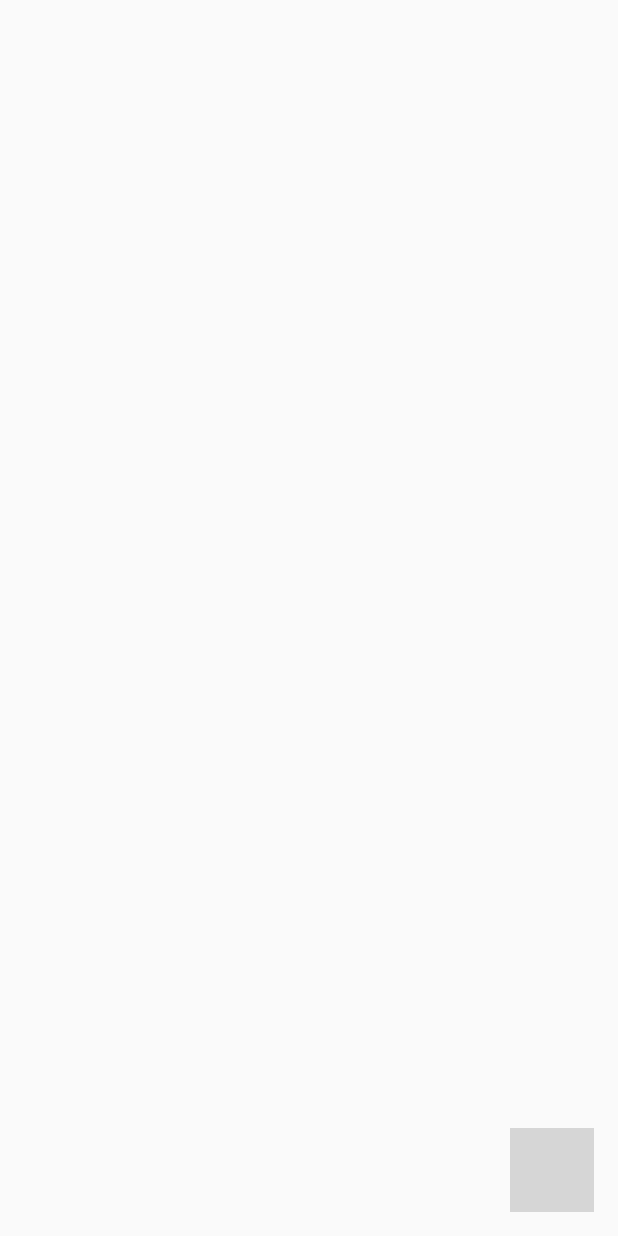
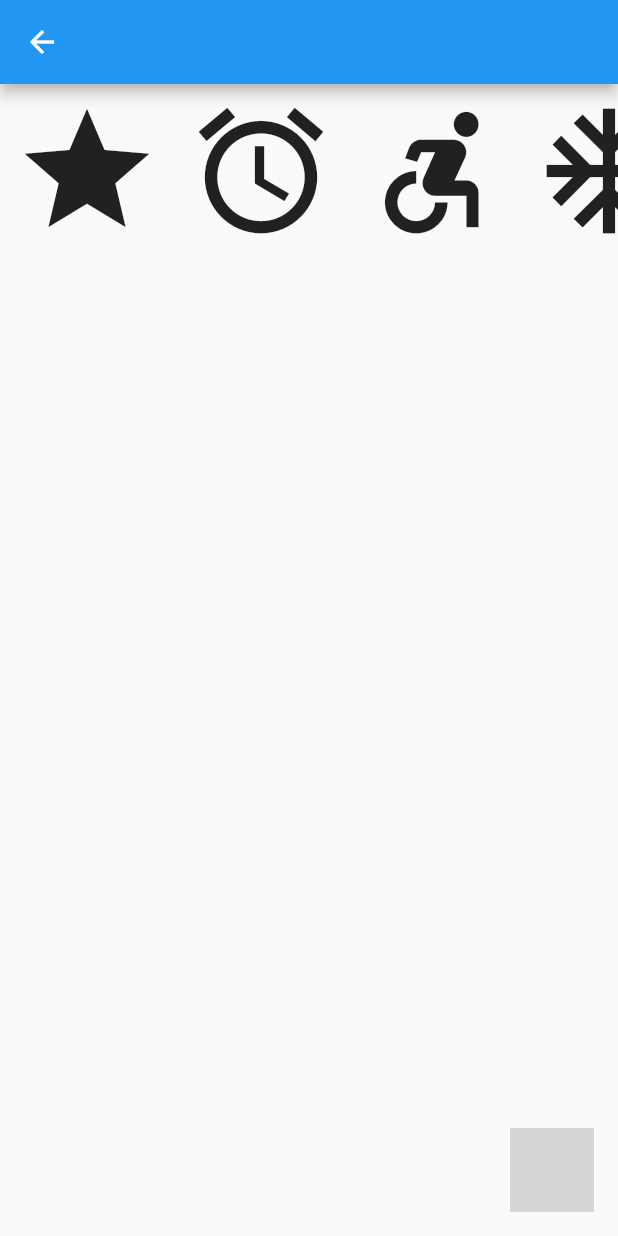
Before and after one commit to CoolCoolCoffee/CoolCoolCoffee, a Flutter app: the screen it shows after launch, on a phone screen of 412 x 824 dp. Run offline on Flutter 3.47's test engine with Material 2 defaults, Android fonts, the phone set to English and light mode, and no system bars; our stand-ins replace image_picker; missing offline and left inert: floating_action_bubble, google_mlkit_text_recognition; grey boxes are pictures that could not be loaded.

Commit message:
메뉴 브랜드 파트 생성 + 뒤로가기

```diff
--- a/CoolCoolCoffee_FrontEnd/lib/menu/menu_page.dart
+++ b/CoolCoolCoffee_FrontEnd/lib/menu/menu_page.dart
@@ -12,7 +12,54 @@ class MenuPage extends StatefulWidget {
 class _MenuPageState extends State<MenuPage> {
   @override
   Widget build(BuildContext context) {
-    return const Scaffold(
+    return Scaffold(
+      appBar: AppBar(
+        leading: IconButton(
+          onPressed: () {},
+          icon: Icon(Icons.arrow_back),
+        ),
+        /*bottom: IconButton(
+          onPressed: () {},
+          icon: Icon(Icons.star),
+        ),*/
+      ),
+      body: Container(
+        child: SingleChildScrollView(
+          scrollDirection: Axis.horizontal,
+          child: Row(
+            children: [
+              IconButton(
+                iconSize: 100.0,
+                  onPressed: () {
+
+                },
+                  icon: Icon(Icons.star)
+              ),
+              IconButton(
+                  iconSize: 100.0,
+                  onPressed: () {
+
+                  },
+                  icon: Icon(Icons.access_alarm)
+              ),
+              IconButton(
+                  iconSize: 100.0,
+                  onPressed: () {
+
+                  },
+                  icon: Icon(Icons.accessible_forward)
+              ),
+              IconButton(
+                  iconSize: 100.0,
+                  onPressed: () {
+
+                  },
+                  icon: Icon(Icons.ac_unit)
+              ),
+            ],
+          ),
+        ),
+      ),
       floatingActionButton: CameraButton(),
     );
   }
```
